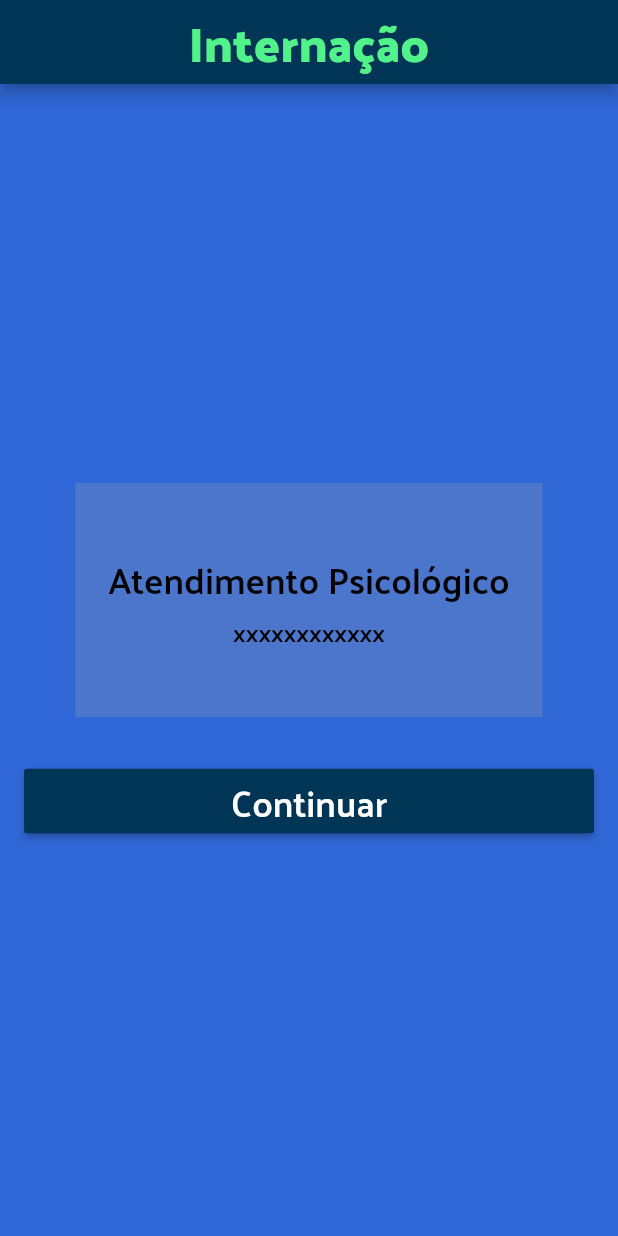
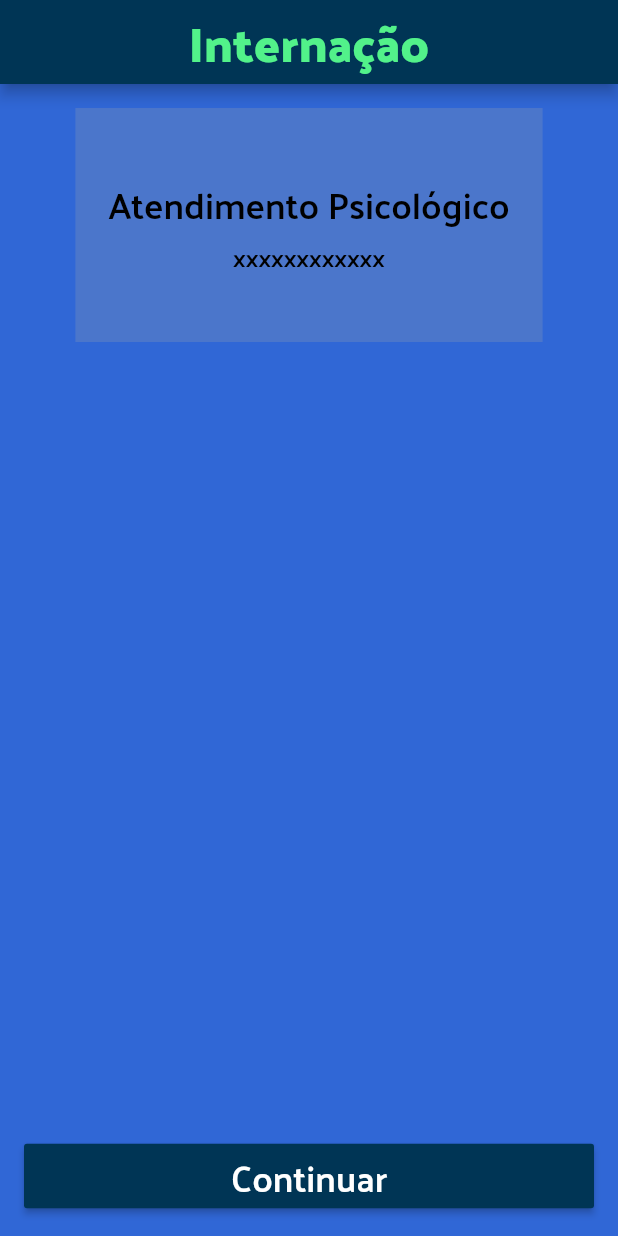
Before and after one commit to FF-League/compod_app, a Flutter app: the screen it shows after launch, on a phone screen of 412 x 824 dp. Run offline on Flutter 3.47's test engine with Material 2 defaults, Android fonts, the light colour scheme and no system bars; our stand-ins replace get, hexcolor.

Commit message:
Botão continuar arrumado

```diff
--- a/lib/forms/internation_description_view.dart
+++ b/lib/forms/internation_description_view.dart
@@ -55,15 +55,18 @@ class InternationDescriptionView extends StatelessWidget {
       ),
     );
 
+    var buttonWidget = Padding(
+            padding: const EdgeInsets.all(16),
+            child: MaterialButton(
+                color: AppColors.buttonBlue1,
+                child: Center(child: buttonText),
+                onPressed: continueAction
+            ),
+          );
     return Scaffold(
       appBar: appBar,
       backgroundColor: AppColors.backgroundBlue,
-      body: LayoutBuilder(
-        builder: (BuildContext context, BoxConstraints constraints) =>
-         Expanded(
-           child: Center(
-            child: SingleChildScrollView(
-              child: Column(
+      body: Column(
         mainAxisAlignment: MainAxisAlignment.spaceBetween,
         children: [
           Container(
@@ -77,19 +80,8 @@ class InternationDescriptionView extends StatelessWidget {
               ],
             ),
           ),
-                  Padding(
-                    padding: const EdgeInsets.all(16),
-                    child: MaterialButton(
-                      color: AppColors.buttonBlue1,
-                      child: Center(child: buttonText),
-                      onPressed: continueAction,
-                    ),
-                  ),
+          buttonWidget,
         ],
-              ),
-            ),
-        ),
-         ),
       ),
     );
   }
```
Lines whose indentation alone changed are shown as unchanged.
